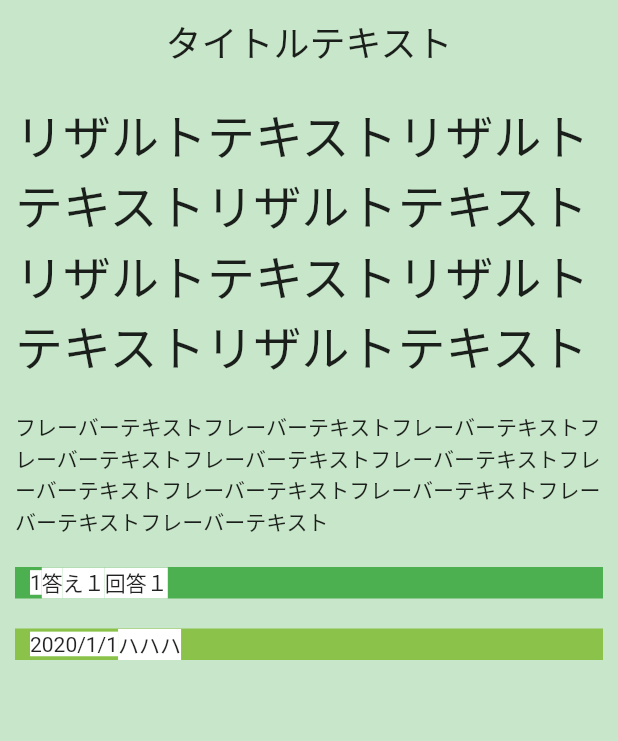
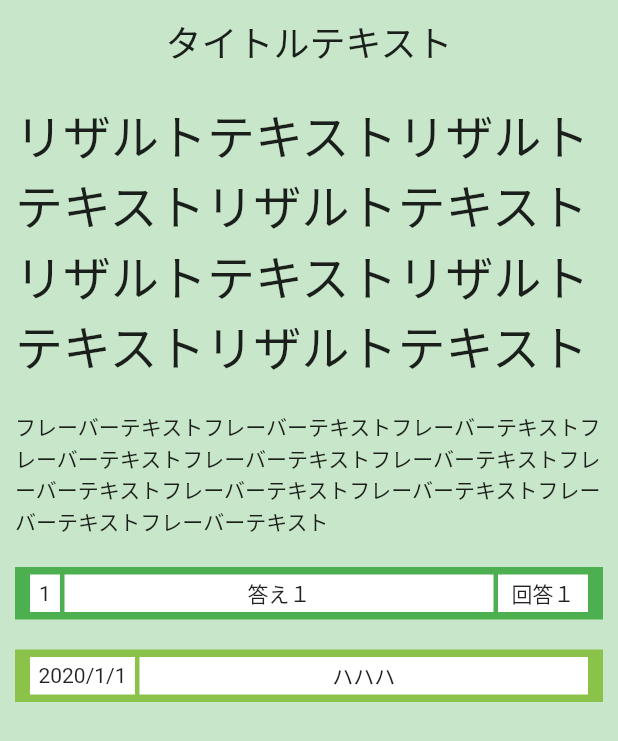
Before and after one commit to Satoru-PriChan/Depression_Diagnosis, a Flutter app: the screen it shows after launch, on a phone screen of 412 x 824 dp. Shown: the top 741 px of the screen. Run offline on Flutter 3.47's test engine with Material 2 defaults, Android fonts, the phone set to English and light mode, and no system bars.

Commit message:
Adjusted the children inside of Rows of QuestionResultWidget.

```diff
--- a/lib/View/QuestionResultWidget.dart
+++ b/lib/View/QuestionResultWidget.dart
@@ -6,6 +6,8 @@ import 'QuestionResultModel.dart';
 class QuestionResultWidget extends StatelessWidget {
 
   final QuestionResultModel model;
+  static const double textHeight = 25.0;
+  static const double betweenTextsGap = 3.0;
 
   const QuestionResultWidget({
     Key key,
@@ -24,6 +26,7 @@ class QuestionResultWidget extends StatelessWidget {
     children: <Widget>[
       Padding(
         padding: EdgeInsets.all(10.0),
+
         child: Text(
           model.titleText,
           style: TextStyle(
@@ -53,21 +56,17 @@ class QuestionResultWidget extends StatelessWidget {
               return
                 Container(
                   color: Colors.green,
-                  padding: EdgeInsets.only(left: 10.0, right: 10.0),
+                  padding: EdgeInsets.only(top: 5.0, bottom: 5.0, left: 10.0, right: 10.0),
                   child: Row(
                     children: [
-                      Text(
-                        "${Index + 1}",
-                        style: TextStyle(backgroundColor: Colors.white),
+                      buildTextInSizedBox((Index + 1).toString(), width: 20.0),
+                      Expanded(
+                          child: Padding(
+                              padding: EdgeInsets.only(left: betweenTextsGap, right: betweenTextsGap),
+                              child: buildTextInSizedBox("${model.answers[Index].question}")
+                          ),
                       ),
-                      Text(
-                          "${model.answers[Index].question}",
-                        style: TextStyle(backgroundColor: Colors.white),
-                      ),
-                      Text(
-                          "${model.answers[Index].answer}",
-                        style: TextStyle(backgroundColor: Colors.white),
-                      ),
+                      buildTextInSizedBox("${model.answers[Index].answer}", width: 60.0),
                     ],
                   ),
                 );
@@ -82,17 +81,15 @@ class QuestionResultWidget extends StatelessWidget {
               itemBuilder: (BuildContext ctxt, int Index) {
                 return Container(
                   color: Colors.lightGreen,
-                  padding: EdgeInsets.only(left: 10.0, right: 10.0),
+                  padding: EdgeInsets.only(top: 5.0, bottom: 5.0, left: 10.0, right: 10.0),
                   child: Row(
                     children: [
-                      Text(
-                          "${model.history[Index].date}",
-                          style: TextStyle(backgroundColor: Colors.white),
-                      ),
-                      Text(
-                          "${model.history[Index].resultText}",
-                        style: TextStyle(backgroundColor: Colors.white),
-                      ),
+                      buildTextInSizedBox("${model.history[Index].date}", width: 70.0),
+                      Expanded(child: Padding(
+                          child: buildTextInSizedBox( "${model.history[Index].resultText}"),
+                          padding: EdgeInsets.only(left: betweenTextsGap)
+                        )
+                      )
                     ],
                   ),
                 );
@@ -102,4 +99,22 @@ class QuestionResultWidget extends StatelessWidget {
     ],
   );
   }
+
+  SizedBox buildTextInSizedBox(String text, {double width = null}) {
+    return SizedBox(
+      height: textHeight,
+      width: width,
+      child: Container(
+        alignment: Alignment(0.0, 0.0),
+        color: Colors.white,
+        child: Text(
+          "${text}",
+          textAlign: TextAlign.center,
+          maxLines: 1,
+        ),
+      )
+    );
+
+
+  }
 }
```
